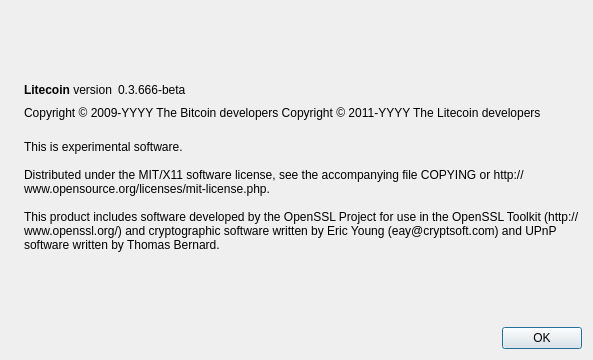
This is src/qt/forms/aboutdialog.ui in universecoin/source as Qt 5 draws it before an edit. The edited form follows.
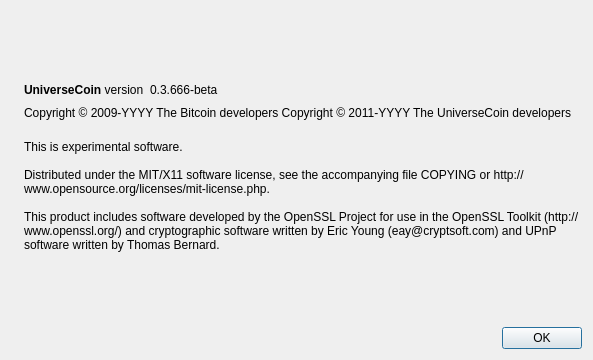
This is the edited form. Icons and pictures are not drawn.

Patch:
```diff
--- a/src/qt/forms/aboutdialog.ui
+++ b/src/qt/forms/aboutdialog.ui
@@ -50,7 +50,7 @@
           <cursorShape>IBeamCursor</cursorShape>
          </property>
          <property name="text">
-          <string>&lt;b&gt;Litecoin&lt;/b&gt; version</string>
+          <string>&lt;b&gt;UniverseCoin&lt;/b&gt; version</string>
          </property>
          <property name="textInteractionFlags">
           <set>Qt::LinksAccessibleByMouse|Qt::TextSelectableByKeyboard|Qt::TextSelectableByMouse</set>
@@ -92,7 +92,7 @@
        </property>
        <property name="text">
         <string notr="true">Copyright &amp;copy; 2009-YYYY The Bitcoin developers
-Copyright &amp;copy; 2011-YYYY The Litecoin developers</string>
+Copyright &amp;copy; 2011-YYYY The UniverseCoin developers</string>
        </property>
        <property name="textFormat">
         <enum>Qt::RichText</enum>
```
Left out of the diff: 2 changed lines with no effect on the pictures.
